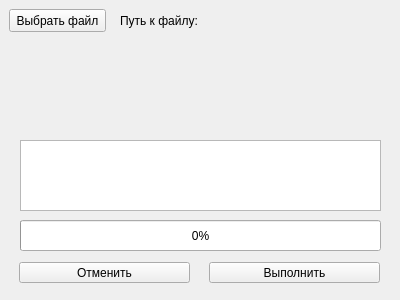
vsavchenko2408/cpp, file encodeCD/mainwindow.ui: the form before one commit.
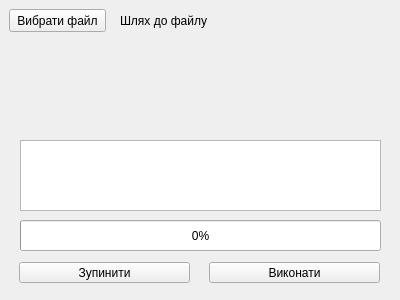
The form after the commit.

Diff of the .ui file:
```diff
--- a/encodeCD/mainwindow.ui
+++ b/encodeCD/mainwindow.ui
@@ -27,7 +27,7 @@
      </rect>
     </property>
     <property name="text">
-     <string>Выбрать файл</string>
+     <string>Вибрати файл</string>
     </property>
    </widget>
    <widget class="QLabel" name="filePathLabel">
@@ -40,7 +40,7 @@
      </rect>
     </property>
     <property name="text">
-     <string>Путь к файлу: </string>
+     <string>Шлях до файлу</string>
     </property>
    </widget>
    <widget class="QTextEdit" name="statisticsTextEdit">
@@ -75,7 +75,7 @@
      </rect>
     </property>
     <property name="text">
-     <string>Выполнить</string>
+     <string>Виконати</string>
     </property>
    </widget>
    <widget class="QPushButton" name="cancelButton">
@@ -88,7 +88,7 @@
      </rect>
     </property>
     <property name="text">
-     <string>Отменить</string>
+     <string>Зупинити</string>
     </property>
    </widget>
    <widget class="QProgressBar" name="progressBar">
```
